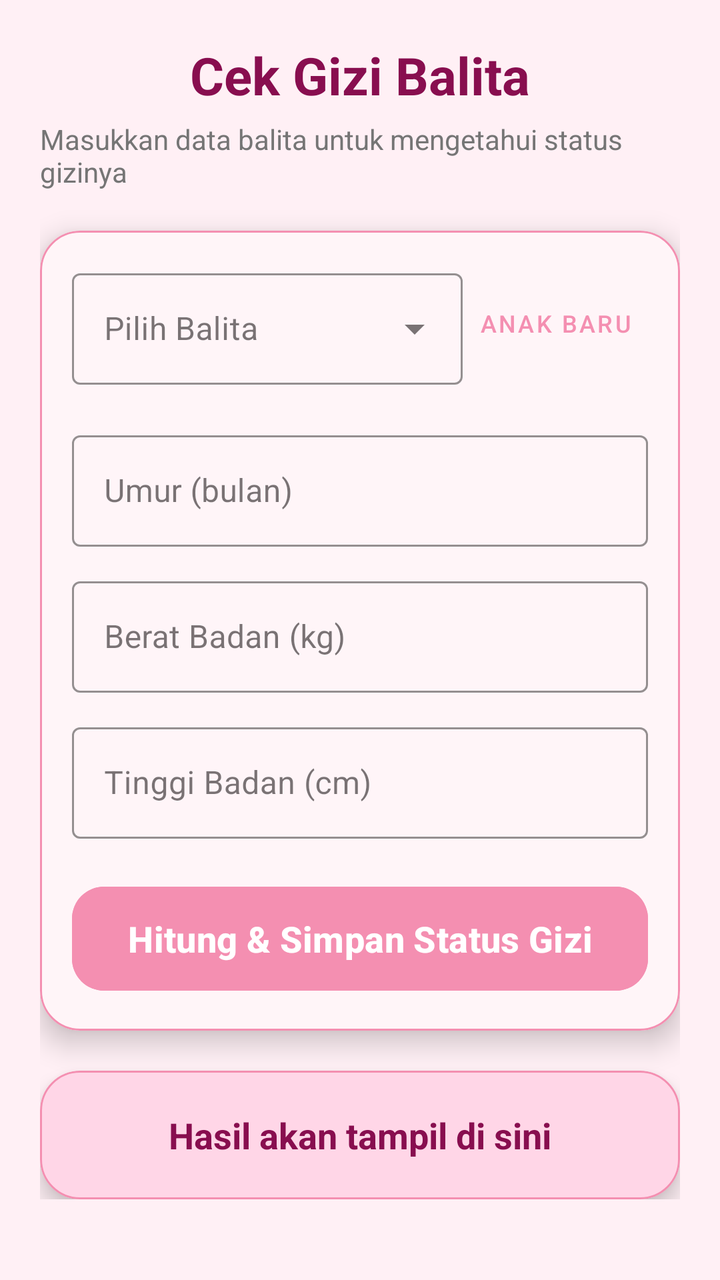
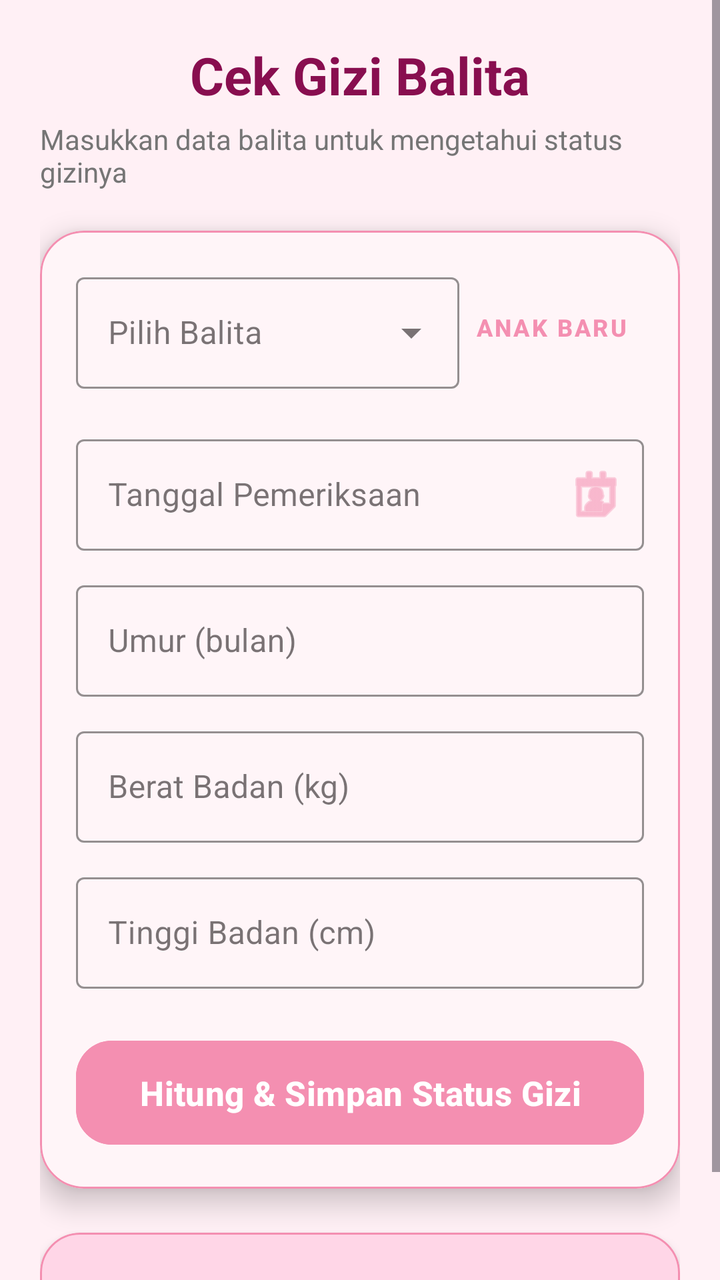

The first picture is an Android layout as it rendered before a commit; the second is the same layout after the commit. The layout source and the unified diff follow.
<!-- AndroidManifest.xml: application theme Theme.SiBunda -->
<!-- res/layout/fragment_cek_gizi.xml -->
<?xml version="1.0" encoding="utf-8"?>
<ScrollView xmlns:android="http://schemas.android.com/apk/res/android"
    xmlns:app="http://schemas.android.com/apk/res-auto"
    android:id="@+id/main"
    android:layout_width="match_parent"
    android:layout_height="match_parent"
    android:background="@color/bg_pink_soft">

    <LinearLayout
        android:layout_width="match_parent"
        android:layout_height="wrap_content"
        android:orientation="vertical"
        android:padding="20dp">

        <TextView
            android:layout_width="wrap_content"
            android:layout_height="wrap_content"
            android:text="Cek Gizi Balita"
            android:textSize="26sp"
            android:textStyle="bold"
            android:textColor="@color/text_dark_pink"
            android:layout_gravity="center" />

        <TextView
            android:layout_width="wrap_content"
            android:layout_height="wrap_content"
            android:text="Masukkan data balita untuk mengetahui status gizinya"
            android:textSize="14sp"
            android:textColor="@color/text_gray"
            android:layout_marginTop="5dp"
            android:layout_marginBottom="20dp"
            android:layout_gravity="center" />

        <com.google.android.material.card.MaterialCardView
            android:layout_width="match_parent"
            android:layout_height="wrap_content"
            app:cardCornerRadius="20dp"
            app:cardElevation="8dp"
            app:strokeColor="@color/stroke_pink"
            app:strokeWidth="1dp"
            android:backgroundTint="@color/bg_container_pink">

            <LinearLayout
                android:layout_width="match_parent"
                android:layout_height="wrap_content"
                android:orientation="vertical"
                android:padding="16dp">

                <LinearLayout
                    android:layout_width="match_parent"
                    android:layout_height="wrap_content"
                    android:orientation="horizontal"
                    android:gravity="center_vertical"
                    android:layout_marginBottom="12dp">

                    <com.google.android.material.textfield.TextInputLayout
                        style="@style/Widget.MaterialComponents.TextInputLayout.OutlinedBox.ExposedDropdownMenu"
                        android:layout_width="0dp"
                        android:layout_height="wrap_content"
                        android:layout_weight="1"
                        android:hint="Pilih Balita"
                        app:boxStrokeColor="@color/main_pink"
                        app:hintTextColor="@color/text_dark_pink"
                        app:boxBackgroundColor="@color/bg_container_pink">

                        <AutoCompleteTextView
                            android:id="@+id/acNamaBalita"
                            android:layout_width="match_parent"
                            android:layout_height="wrap_content"
                            android:inputType="text"
                            android:textColor="@color/text_dark_pink" />

                    </com.google.android.material.textfield.TextInputLayout>

                    <com.google.android.material.button.MaterialButton
                        android:id="@+id/btnReset"
                        style="@style/Widget.MaterialComponents.Button.TextButton"
                        android:layout_width="wrap_content"
                        android:layout_height="wrap_content"
                        android:text="Anak Baru"
                        android:textColor="@color/main_pink"
                        android:textSize="12sp" />
                </LinearLayout>

                
                <com.google.android.material.textfield.TextInputLayout
                    style="@style/Widget.MaterialComponents.TextInputLayout.OutlinedBox"
                    android:layout_width="match_parent"
                    android:layout_height="wrap_content"
                    android:hint="Umur (bulan)"
                    android:layout_marginTop="8dp"
                    app:boxStrokeColor="@color/main_pink"
                    app:hintTextColor="@color/text_dark_pink"
                    app:boxBackgroundColor="@color/bg_container_pink">

                    <com.google.android.material.textfield.TextInputEditText
                        android:id="@+id/etUmur"
                        android:layout_width="match_parent"
                        android:layout_height="wrap_content"
                        android:inputType="number"
                        android:textColor="@color/text_dark_pink" />

                </com.google.android.material.textfield.TextInputLayout>

                
                <com.google.android.material.textfield.TextInputLayout
                    style="@style/Widget.MaterialComponents.TextInputLayout.OutlinedBox"
                    android:layout_width="match_parent"
                    android:layout_height="wrap_content"
                    android:hint="Berat Badan (kg)"
                    android:layout_marginTop="12dp"
                    app:boxStrokeColor="@color/main_pink"
                    app:hintTextColor="@color/text_dark_pink"
                    app:boxBackgroundColor="@color/bg_container_pink">

                    <com.google.android.material.textfield.TextInputEditText
                        android:id="@+id/etBerat"
                        android:layout_width="match_parent"
                        android:layout_height="wrap_content"
                        android:inputType="numberDecimal"
                        android:textColor="@color/text_dark_pink" />

                </com.google.android.material.textfield.TextInputLayout>

                
                <com.google.android.material.textfield.TextInputLayout
                    style="@style/Widget.MaterialComponents.TextInputLayout.OutlinedBox"
                    android:layout_width="match_parent"
                    android:layout_height="wrap_content"
                    android:hint="Tinggi Badan (cm)"
                    android:layout_marginTop="12dp"
                    app:boxStrokeColor="@color/main_pink"
                    app:hintTextColor="@color/text_dark_pink"
                    app:boxBackgroundColor="@color/bg_container_pink">

                    <com.google.android.material.textfield.TextInputEditText
                        android:id="@+id/etTinggi"
                        android:layout_width="match_parent"
                        android:layout_height="wrap_content"
                        android:inputType="numberDecimal"
                        android:textColor="@color/text_dark_pink" />

                </com.google.android.material.textfield.TextInputLayout>

                <com.google.android.material.button.MaterialButton
                    android:id="@+id/btnHitung"
                    android:layout_width="match_parent"
                    android:layout_height="60dp"
                    android:layout_marginTop="20dp"
                    android:text="Hitung &amp; Simpan Status Gizi"
                    android:textColor="@color/white"
                    android:textStyle="bold"
                    android:textSize="18sp"
                    android:backgroundTint="@color/main_pink"
                    app:cornerRadius="16dp" />

            </LinearLayout>

        </com.google.android.material.card.MaterialCardView>

        <com.google.android.material.card.MaterialCardView
            android:layout_width="match_parent"
            android:layout_height="wrap_content"
            android:layout_marginTop="20dp"
            app:cardCornerRadius="20dp"
            app:cardElevation="6dp"
            app:strokeColor="@color/stroke_pink"
            app:strokeWidth="1dp"
            android:backgroundTint="@color/soft_pink">

            <TextView
                android:id="@+id/tvHasil"
                android:layout_width="match_parent"
                android:layout_height="wrap_content"
                android:text="Hasil akan tampil di sini"
                android:textSize="18sp"
                android:textStyle="bold"
                android:textColor="@color/text_dark_pink"
                android:gravity="center"
                android:padding="20dp" />

        </com.google.android.material.card.MaterialCardView>

    </LinearLayout>
</ScrollView>
<!-- resources referenced by this layout -->
<resources>
  <color name="bg_container_pink">#FFF5F8</color>
  <color name="bg_pink_soft">#FFF0F5</color>
  <color name="main_pink">#F48FB1</color>
  <color name="soft_pink">#FFD6E7</color>
  <color name="stroke_pink">#F48FB1</color>
  <color name="text_dark_pink">#880E4F</color>
  <color name="text_gray">#757575</color>
  <color name="white">#FFFFFFFF</color>
  <style name="Theme.SiBunda" parent="Base.Theme.SiBunda" />
  <style name="Base.Theme.SiBunda" parent="Theme.Material3.DayNight.NoActionBar">
          <item name="colorPrimary">@color/primary</item>
          <item name="colorOnPrimary">@color/onPrimary</item>
          <item name="colorPrimaryContainer">@color/primaryContainer</item>
          <item name="colorOnPrimaryContainer">@color/onPrimaryContainer</item>
          <item name="colorSecondary">@color/secondary</item>
          <item name="colorOnSecondary">@color/onSecondary</item>
          <item name="colorSecondaryContainer">@color/secondaryContainer</item>
          <item name="colorOnSecondaryContainer">@color/onSecondaryContainer</item>
          <item name="android:windowBackground">@color/background</item>
          <item name="colorSurface">@color/surface</item>
          <item name="colorOnSurface">@color/onSurface</item>
      </style>
  <color name="primary">#F48FB1</color>
  <color name="onPrimary">#FFFFFF</color>
  <color name="primaryContainer">#FFD6E7</color>
  <color name="onPrimaryContainer">#3B001A</color>
  <color name="secondary">#7BB8FF</color>
  <color name="onSecondary">#FFFFFF</color>
  <color name="secondaryContainer">#D1E4FF</color>
  <color name="onSecondaryContainer">#001D36</color>
  <color name="background">#FFFBFD</color>
  <color name="surface">#FFFBFD</color>
  <color name="onSurface">#1F1A1C</color>
</resources>

<!-- the commit's change to res/layout/fragment_cek_gizi.xml (unified diff, before → after) -->
@@ -34,7 +34,7 @@
         <com.google.android.material.card.MaterialCardView
             android:layout_width="match_parent"
             android:layout_height="wrap_content"
-            app:cardCornerRadius="20dp"
+            app:cardCornerRadius="22dp"
             app:cardElevation="8dp"
             app:strokeColor="@color/stroke_pink"
             app:strokeWidth="1dp"
@@ -44,7 +44,7 @@
                 android:layout_width="match_parent"
                 android:layout_height="wrap_content"
                 android:orientation="vertical"
-                android:padding="16dp">
+                android:padding="18dp">
 
                 <LinearLayout
                     android:layout_width="match_parent"
@@ -68,7 +68,8 @@
                             android:layout_width="match_parent"
                             android:layout_height="wrap_content"
                             android:inputType="text"
-                            android:textColor="@color/text_dark_pink" />
+                            android:textColor="@color/text_dark_pink"
+                            android:textSize="16sp" />
 
                     </com.google.android.material.textfield.TextInputLayout>
 
@@ -79,16 +80,42 @@
                         android:layout_height="wrap_content"
                         android:text="Anak Baru"
                         android:textColor="@color/main_pink"
-                        android:textSize="12sp" />
+                        android:textSize="12sp"
+                        android:textStyle="bold" />
+
                 </LinearLayout>
 
-                
+                <com.google.android.material.textfield.TextInputLayout
+                    style="@style/Widget.MaterialComponents.TextInputLayout.OutlinedBox"
+                    android:layout_width="match_parent"
+                    android:layout_height="wrap_content"
+                    android:hint="Tanggal Pemeriksaan"
+                    android:layout_marginTop="8dp"
+                    app:boxStrokeColor="@color/main_pink"
+                    app:hintTextColor="@color/text_dark_pink"
+                    app:boxBackgroundColor="@color/bg_container_pink"
+                    app:endIconMode="custom"
+                    app:endIconDrawable="@android:drawable/ic_menu_my_calendar"
+                    app:endIconTint="@color/main_pink">
+
+                    <com.google.android.material.textfield.TextInputEditText
+                        android:id="@+id/etTanggalPeriksa"
+                        android:layout_width="match_parent"
+                        android:layout_height="wrap_content"
+                        android:focusable="false"
+                        android:clickable="true"
+                        android:inputType="none"
+                        android:textColor="@color/text_dark_pink"
+                        android:textSize="16sp" />
+
+                </com.google.android.material.textfield.TextInputLayout>
+
                 <com.google.android.material.textfield.TextInputLayout
                     style="@style/Widget.MaterialComponents.TextInputLayout.OutlinedBox"
                     android:layout_width="match_parent"
                     android:layout_height="wrap_content"
                     android:hint="Umur (bulan)"
-                    android:layout_marginTop="8dp"
+                    android:layout_marginTop="12dp"
                     app:boxStrokeColor="@color/main_pink"
                     app:hintTextColor="@color/text_dark_pink"
                     app:boxBackgroundColor="@color/bg_container_pink">
@@ -98,11 +125,11 @@
                         android:layout_width="match_parent"
                         android:layout_height="wrap_content"
                         android:inputType="number"
-                        android:textColor="@color/text_dark_pink" />
-
-                </com.google.android.material.textfield.TextInputLayout>
-
-                
+                        android:textColor="@color/text_dark_pink"
+                        android:textSize="16sp" />
+
+                </com.google.android.material.textfield.TextInputLayout>
+
                 <com.google.android.material.textfield.TextInputLayout
                     style="@style/Widget.MaterialComponents.TextInputLayout.OutlinedBox"
                     android:layout_width="match_parent"
@@ -118,11 +145,11 @@
                         android:layout_width="match_parent"
                         android:layout_height="wrap_content"
                         android:inputType="numberDecimal"
-                        android:textColor="@color/text_dark_pink" />
-
-                </com.google.android.material.textfield.TextInputLayout>
-
-                
+                        android:textColor="@color/text_dark_pink"
+                        android:textSize="16sp" />
+
+                </com.google.android.material.textfield.TextInputLayout>
+
                 <com.google.android.material.textfield.TextInputLayout
                     style="@style/Widget.MaterialComponents.TextInputLayout.OutlinedBox"
                     android:layout_width="match_parent"
@@ -138,7 +165,8 @@
                         android:layout_width="match_parent"
                         android:layout_height="wrap_content"
                         android:inputType="numberDecimal"
-                        android:textColor="@color/text_dark_pink" />
+                        android:textColor="@color/text_dark_pink"
+                        android:textSize="16sp" />
 
                 </com.google.android.material.textfield.TextInputLayout>
 
@@ -146,13 +174,13 @@
                     android:id="@+id/btnHitung"
                     android:layout_width="match_parent"
                     android:layout_height="60dp"
-                    android:layout_marginTop="20dp"
+                    android:layout_marginTop="22dp"
                     android:text="Hitung &amp; Simpan Status Gizi"
+                    android:textSize="17sp"
+                    android:textStyle="bold"
                     android:textColor="@color/white"
-                    android:textStyle="bold"
-                    android:textSize="18sp"
                     android:backgroundTint="@color/main_pink"
-                    app:cornerRadius="16dp" />
+                    app:cornerRadius="18dp" />
 
             </LinearLayout>
 
@@ -161,9 +189,9 @@
         <com.google.android.material.card.MaterialCardView
             android:layout_width="match_parent"
             android:layout_height="wrap_content"
-            android:layout_marginTop="20dp"
+            android:layout_marginTop="22dp"
             app:cardCornerRadius="20dp"
-            app:cardElevation="6dp"
+            app:cardElevation="4dp"
             app:strokeColor="@color/stroke_pink"
             app:strokeWidth="1dp"
             android:backgroundTint="@color/soft_pink">
@@ -172,14 +200,15 @@
                 android:id="@+id/tvHasil"
                 android:layout_width="match_parent"
                 android:layout_height="wrap_content"
-                android:text="Hasil akan tampil di sini"
-                android:textSize="18sp"
+                android:text="Hasil status gizi akan tampil di sini"
+                android:textColor="@color/text_dark_pink"
+                android:textSize="17sp"
                 android:textStyle="bold"
-                android:textColor="@color/text_dark_pink"
                 android:gravity="center"
                 android:padding="20dp" />
 
         </com.google.android.material.card.MaterialCardView>
 
     </LinearLayout>
+
 </ScrollView>
